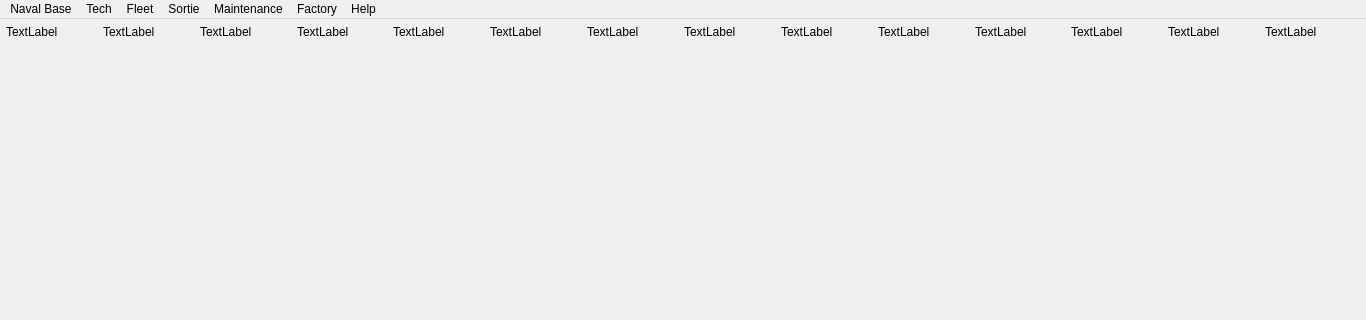
The window that FleetMemories/ClientGUI/ui/mainwindow.ui (ibicdlcod/GuoMuoRuoProject) describes before a commit, drawn with Qt 5; both pictures show x 0 to 1366 and y 0 to 320 of the 1366 by 768 pixel window.
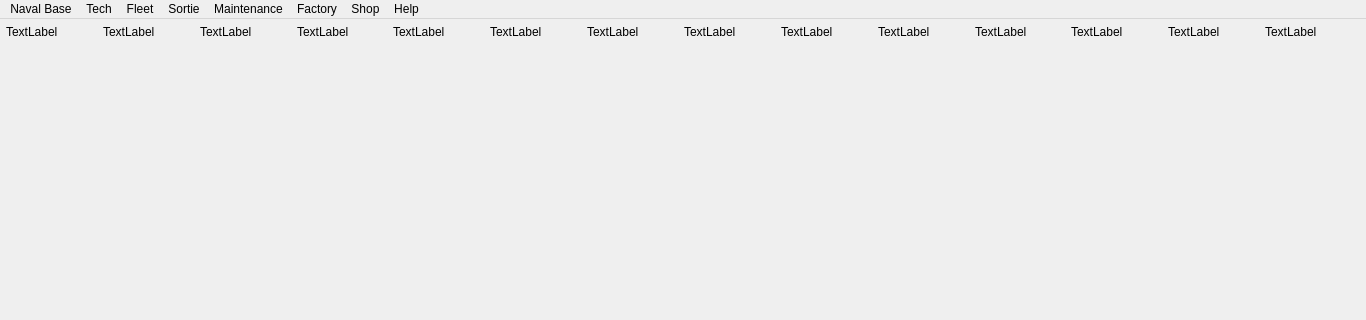
The same window after the commit.

The edit to the form file:
```diff
--- a/FleetMemories/ClientGUI/ui/mainwindow.ui
+++ b/FleetMemories/ClientGUI/ui/mainwindow.ui
@@ -304,12 +304,20 @@
     <addaction name="actionLicense"/>
     <addaction name="actionAbout_Qt"/>
    </widget>
+   <widget class="QMenu" name="menuShop">
+    <property name="title">
+     <string id="menu-shop">Shop</string>
+    </property>
+    <addaction name="actionBuyEquip"/>
+    <addaction name="actionBuyARD"/>
+   </widget>
    <addaction name="menuNaval_Base"/>
    <addaction name="menuTech"/>
    <addaction name="menuFleet"/>
    <addaction name="menuSortie"/>
    <addaction name="menuDock"/>
    <addaction name="menuFactory"/>
+   <addaction name="menuShop"/>
    <addaction name="menuHelp"/>
   </widget>
   <widget class="QStatusBar" name="statusbar"/>
```
Left out of the diff: 16 changed lines with no effect on the pictures.
